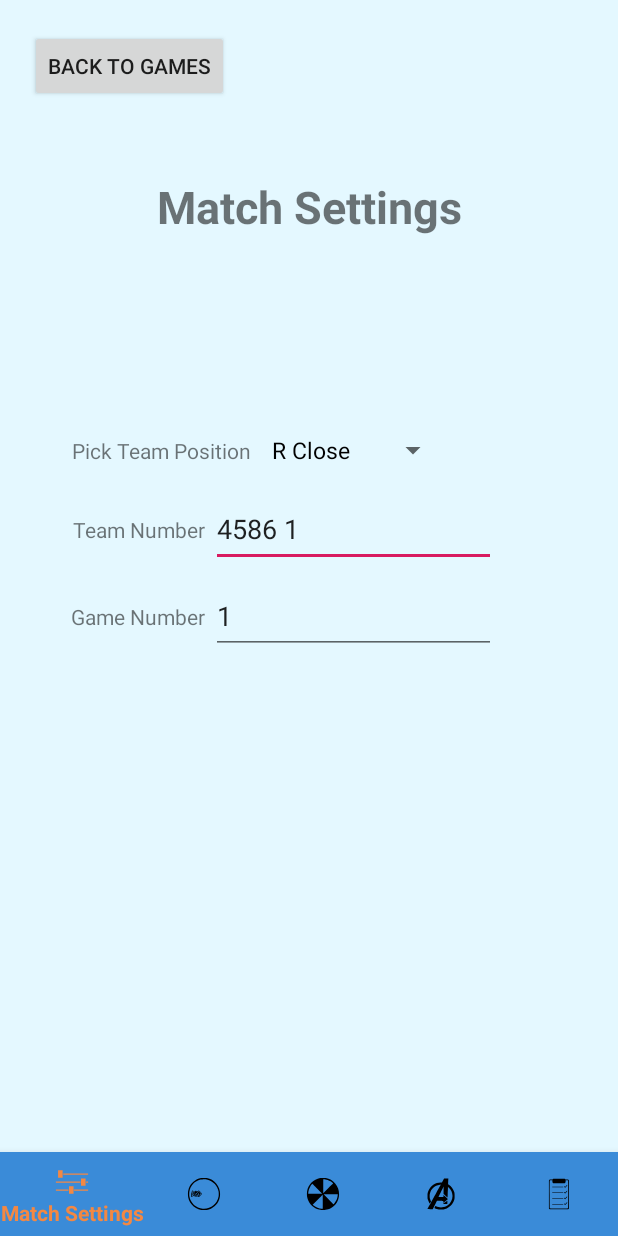
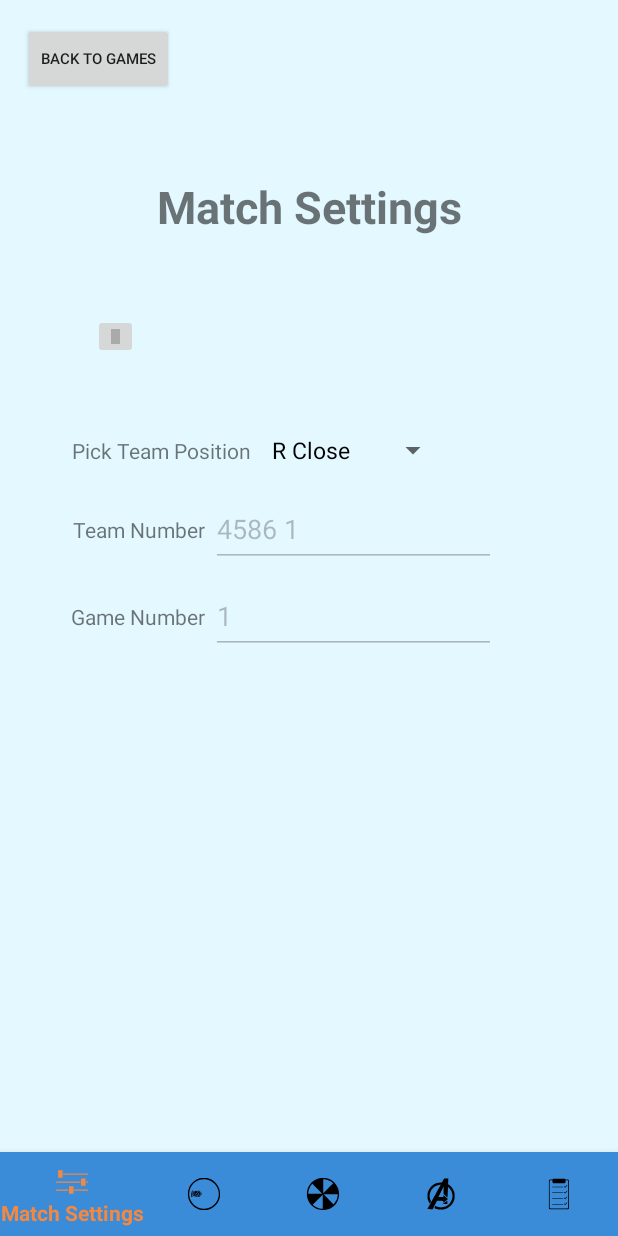
Before and after one commit to DolevGr/Scouting-App-2020, an Android app: the GameFormActivity screen opened directly, with no data from a screen before it, on a phone screen of 412 x 824 dp. Run offline under Robolectric (Android 15) with nearby library versions, the phone set to English and light mode, and no system bars; our stand-ins replace Firebase (no records; nobody signed in at launch, a user with empty details on screens opened directly).

Commit message:
1/2/20 Added small changes to Match Settings. Fixed Toast bug

```diff
--- a/app/src/main/java/com/example/primo2020v1/Fragments/MatchSettingsFragment.java
+++ b/app/src/main/java/com/example/primo2020v1/Fragments/MatchSettingsFragment.java
@@ -12,6 +12,7 @@ import android.view.ViewGroup;
 import android.widget.AdapterView;
 import android.widget.ArrayAdapter;
 import android.widget.EditText;
+import android.widget.ImageButton;
 import android.widget.Spinner;
 
 import androidx.annotation.NonNull;
@@ -36,11 +37,13 @@ public class MatchSettingsFragment extends Fragment implements AdapterView.OnIte
     private MatchSettingsListener listener;
     private Intent msIntent;
     private EditText edGameNumber, edTeamNumber;
+    private ImageButton imgbtnSwitchFields;
     private Spinner spnTeam;
     private String[] positions;
 
     public static int gameNumber = User.currentGame, spnIndex = -1;
     public static String teamNumber = "";
+    public static boolean swichFields;
     private ArrayAdapter<CharSequence> teamAdapter;
 
 
@@ -52,6 +55,8 @@ public class MatchSettingsFragment extends Fragment implements AdapterView.OnIte
         edGameNumber = v.findViewById(R.id.edGameNumber);
         edTeamNumber = v.findViewById(R.id.edTeamNumber);
         spnTeam = v.findViewById(R.id.spnTeam);
+        imgbtnSwitchFields = v.findViewById(R.id.imgbtnSwitchFields);
+        swichFields = true;
 
         positions = new String[]{"R Close", "R Middle", "R Far", "B Close", "B Middle", "B Far"};
         teamAdapter = new ArrayAdapter<CharSequence>(getActivity(), R.layout.spinner_item, positions);
@@ -60,9 +65,18 @@ public class MatchSettingsFragment extends Fragment implements AdapterView.OnIte
 
         spnTeam.setOnItemSelectedListener(this);
 
+        switchFields();
         edGameNumber.setText(Integer.toString(gameNumber));
         edTeamNumber.setText(teamNumber);
         spnTeam.setSelection(spnIndex);
+
+
+        imgbtnSwitchFields.setOnClickListener(new View.OnClickListener() {
+            @Override
+            public void onClick(View view) {
+                switchFields();
+            }
+        });
 
         edGameNumber.addTextChangedListener(new TextWatcher() {
             @Override
@@ -127,6 +141,12 @@ public class MatchSettingsFragment extends Fragment implements AdapterView.OnIte
     public void onNothingSelected(AdapterView<?> adapterView) {
     }
 
+    private void switchFields() {
+        swichFields = !swichFields;
+        edGameNumber.setEnabled(swichFields);
+        edTeamNumber.setEnabled(swichFields);
+    }
+
 
     //Fragment
     @Override
--- a/app/src/main/java/com/example/primo2020v1/GameFormActivity.java
+++ b/app/src/main/java/com/example/primo2020v1/GameFormActivity.java
@@ -81,11 +81,17 @@ public class GameFormActivity extends AppCompatActivity implements BottomNavigat
         intent = getIntent();
         if (intent.hasExtra(Keys.FORM_INFO)) {
             formInfo = intent.getParcelableExtra(Keys.FORM_INFO);
+
             teamNumber = formInfo.getTeamNumber();
+
             isControlPanelNormal = formInfo.isControlPanel();
             isControlPanelColor = formInfo.isControlPanelColor();
+
             endGameImageId = formInfo.getEndGame();
+
             finishImgId = formInfo.getFinish();
+            finishTicket = formInfo.getTicket();
+            finishDidCrash = formInfo.getCrash();
             text = formInfo.getUserComment();
 
             selectedFragment = fragsMap.get(R.id.navFinishForm);
--- a/app/src/main/java/com/example/primo2020v1/libs/GeneralFunctions.java
+++ b/app/src/main/java/com/example/primo2020v1/libs/GeneralFunctions.java
@@ -77,8 +77,9 @@ public class GeneralFunctions {
 
     public static void resetForm() {
         MatchSettingsFragment.teamNumber = "";
-        MatchSettingsFragment.spnIndex = 0;
+        MatchSettingsFragment.spnIndex = -1;
         MatchSettingsFragment.gameNumber = User.currentGame;
+        MatchSettingsFragment.swichFields = true;
 
         PowerCellsFragment.phase = false;
         for (int i = 0; i < PowerCellsFragment.positions.length; i++) {
--- a/app/src/main/res/layout/activity_game_form.xml
+++ b/app/src/main/res/layout/activity_game_form.xml
@@ -29,9 +29,10 @@
             android:id="@+id/btnBack"
             android:layout_width="wrap_content"
             android:layout_height="wrap_content"
-            android:layout_marginLeft="20dp"
-            android:layout_marginTop="20dp"
-            android:text="back to games"/>
+            android:layout_marginLeft="15dp"
+            android:layout_marginTop="15dp"
+            android:text="back to games"
+            android:textSize="10sp" />
     </FrameLayout>
 
 </RelativeLayout>
--- a/app/src/main/res/layout/activity_submission.xml
+++ b/app/src/main/res/layout/activity_submission.xml
@@ -109,7 +109,7 @@
         android:id="@+id/tvComment"
         android:layout_width="wrap_content"
         android:layout_height="wrap_content"
-        android:textSize="10dp"
+        android:textSize="12dp"
         app:layout_constraintBottom_toTopOf="@+id/btnSubmit"
         app:layout_constraintEnd_toEndOf="parent"
         app:layout_constraintHorizontal_bias="0.9"
@@ -154,12 +154,12 @@
         android:id="@+id/tvCrash"
         android:layout_width="wrap_content"
         android:layout_height="wrap_content"
+        android:outlineAmbientShadowColor="@color/defaultColor"
         android:text="Crash"
         android:textColor="@android:color/white"
         android:textSize="10dp"
         app:layout_constraintBottom_toBottomOf="@+id/imgDidCrash"
         app:layout_constraintEnd_toEndOf="@+id/imgDidCrash"
         app:layout_constraintStart_toStartOf="@+id/imgDidCrash"
-        app:layout_constraintTop_toTopOf="@+id/imgDidCrash"
-        android:outlineAmbientShadowColor="@color/defaultColor" />
+        app:layout_constraintTop_toTopOf="@+id/imgDidCrash" />
 </androidx.constraintlayout.widget.ConstraintLayout>
--- a/app/src/main/res/layout/match_settings.xml
+++ b/app/src/main/res/layout/match_settings.xml
@@ -102,4 +102,14 @@
         app:layout_constraintStart_toStartOf="parent"
         app:layout_constraintTop_toTopOf="@+id/edGameNumber" />
 
+    <ImageButton
+        android:id="@+id/imgbtnSwitchFields"
+        android:layout_width="30dp"
+        android:layout_height="30dp"
+        app:layout_constraintBottom_toTopOf="@+id/textView"
+        app:layout_constraintEnd_toStartOf="@+id/tvMuchSettings"
+        app:layout_constraintStart_toStartOf="@+id/textView2"
+        app:layout_constraintTop_toBottomOf="@+id/tvMuchSettings"
+        app:srcCompat="@android:color/darker_gray" />
+
 </androidx.constraintlayout.widget.ConstraintLayout>
--- a/app/src/main/res/values/colors.xml
+++ b/app/src/main/res/values/colors.xml
@@ -1,7 +1,7 @@
 <?xml version="1.0" encoding="utf-8"?>
 <resources>
     <color name="colorPrimary">#008577</color>
-    <color name="colorPrimaryDark">#00574B</color>
+    <color name="colorPrimaryDark">#3A8BD8</color>
     <color name="colorAccent">#D81B60</color>
     <color name="formButton">#B598DB</color>
     <color name="mainOrange">#F38843</color>
```
Also changed, not shown: app/src/main/java/com/example/primo2020v1/LoginActivity.java (+21 -22 lines), app/src/main/java/com/example/primo2020v1/SubmissionActivity.java (+8 -23 lines), app/src/main/res/layout/finish.xml (+13 -10 lines).
